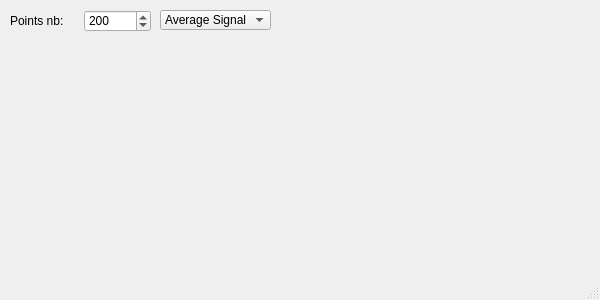
Before: the Qt Designer form Holovibes/assets/ui/analysisplotwindow.ui in DigitalHolography/Holovibes, drawn with Qt 5.
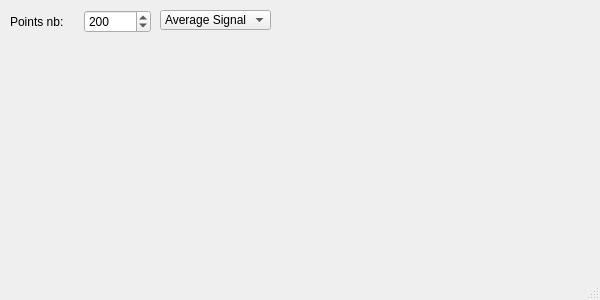
After: the same form once the commit is applied.

Commit message: feat(analysis): added button connection, with settings and stuff

Patch:
```diff
--- a/Holovibes/assets/ui/analysisplotwindow.ui
+++ b/Holovibes/assets/ui/analysisplotwindow.ui
@@ -20,7 +20,7 @@
       <x>10</x>
       <y>10</y>
       <width>141</width>
-      <height>22</height>
+      <height>24</height>
      </rect>
     </property>
     <layout class="QHBoxLayout" name="headerLayout">
```
Left out of the diff: 1 changed line with no effect on the pictures. The commit also changes 4 other files.
